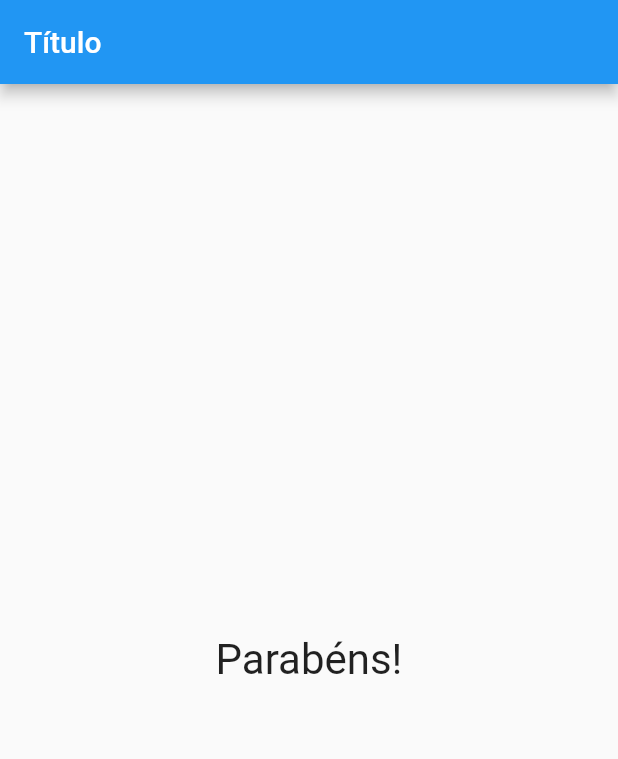
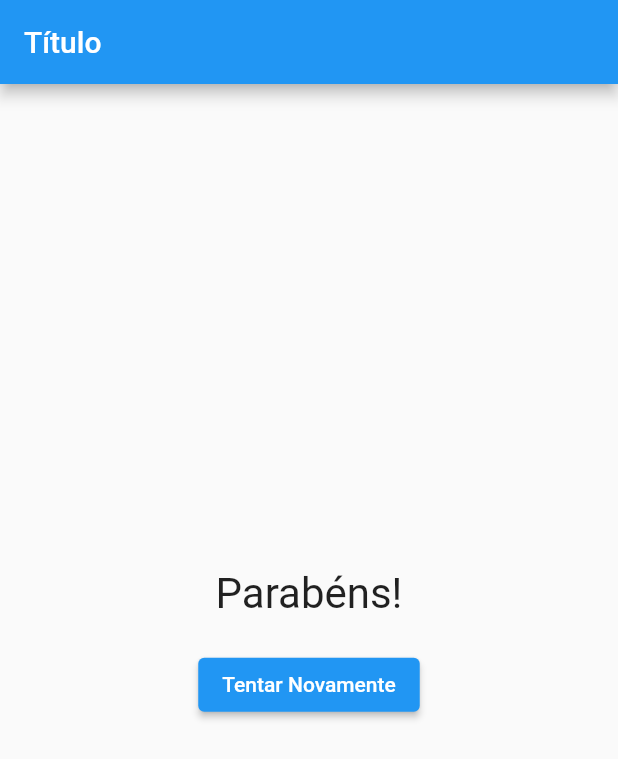
Before and after one commit to joaopdadv/Flutter-Quiz-App, a Flutter app: the screen it shows after launch, after a tap on "Azul", after a tap on "Internacional", after a tap on "Gato", on a phone screen of 412 x 824 dp. Shown: the top 759 px of the screen. Run offline on Flutter 3.47's test engine with Material 2 defaults, Android fonts, the phone set to English and light mode, and no system bars; missing offline and left inert: dart:ffi.

Commit message:
Exibindo resultado 2.0

```diff
--- a/lib/main.dart
+++ b/lib/main.dart
@@ -72,9 +72,26 @@ class _QuizAppState extends State<QuizApp> {
                 ],
               )
             : Center(
-                child: Text(
-                  'Parabéns!',
-                  style: TextStyle(fontSize: 28),
+                child: Column(
+                  crossAxisAlignment: CrossAxisAlignment.center,
+                  mainAxisSize: MainAxisSize.min,
+                  children: [
+                    const Text(
+                      'Parabéns!',
+                      style: TextStyle(fontSize: 28),
+                    ),
+                    Container(
+                      margin: const EdgeInsets.all(20),
+                      child: ElevatedButton(
+                        onPressed: () {
+                          setState(() {
+                            _perguntaSelecionada = 0;
+                          });
+                        },
+                        child: const Text('Tentar Novamente'),
+                      ),
+                    ),
+                  ],
                 ),
               ),
       ),
```
